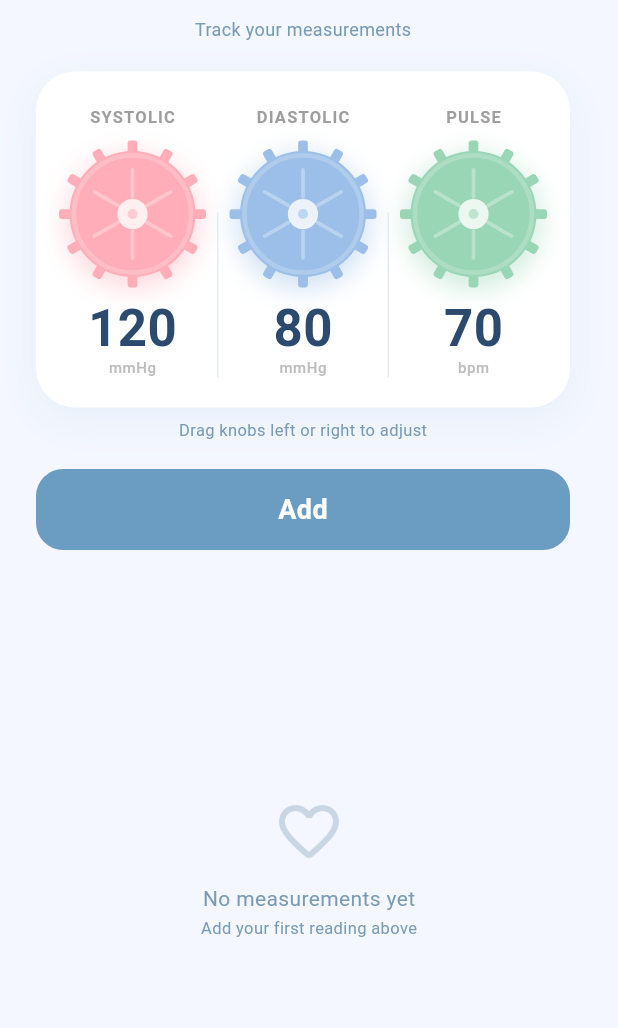
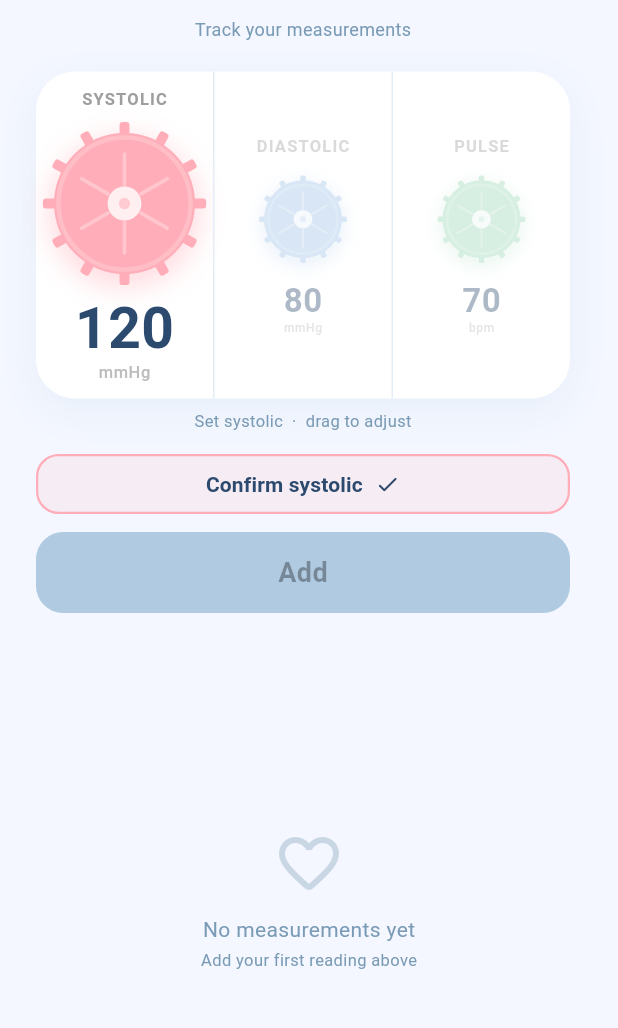
Before and after one commit to baryth/flutter-heartLog, a Flutter app: the screen it shows after launch, on a phone screen of 412 x 824 dp, the part 77-1105 px from its top. Run offline on Flutter 3.47's test engine with Material 3 defaults, Android fonts, the phone set to English and light mode, and no system bars; our stand-ins replace sqflite; accounts and stored records are empty.

Commit message:
inital layout B view

```diff
--- a/lib/screens/home_screen.dart
+++ b/lib/screens/home_screen.dart
@@ -17,6 +17,7 @@ class _HomeScreenState extends State<HomeScreen> {
   int _pulse = 70;
   List<Measurement> _measurements = [];
   bool _saving = false;
+  int _step = 0; // 0=systolic, 1=diastolic, 2=pulse, 3=all done
 
   static const Color _bgColor = Color(0xFFF4F7FF);
   static const Color _textPrimary = Color(0xFF2C4A6E);
@@ -54,6 +55,7 @@ class _HomeScreenState extends State<HomeScreen> {
       _systolic = 120;
       _diastolic = 80;
       _pulse = 70;
+      _step = 0;
     });
     if (mounted) {
       ScaffoldMessenger.of(context).showSnackBar(
@@ -86,6 +88,41 @@ class _HomeScreenState extends State<HomeScreen> {
       MaterialPageRoute(builder: (_) => const HistoryScreen()),
     );
     _loadMeasurements();
+  }
+
+  Widget _buildKnob(int knobStep) {
+    const labels = ['SYSTOLIC', 'DIASTOLIC', 'PULSE'];
+    const units = ['mmHg', 'mmHg', 'bpm'];
+    const colors = [_gearSystolic, _gearDiastolic, _gearPulse];
+    const mins = [60, 40, 30];
+    const maxs = [250, 150, 200];
+    final values = [_systolic, _diastolic, _pulse];
+    final callbacks = [
+      (int v) => setState(() => _systolic = v),
+      (int v) => setState(() => _diastolic = v),
+      (int v) => setState(() => _pulse = v),
+    ];
+    final isActive = _step == knobStep;
+    return TweenAnimationBuilder<double>(
+      tween: Tween<double>(end: isActive ? 100.0 : 58.0),
+      duration: const Duration(milliseconds: 380),
+      curve: Curves.easeInOutCubic,
+      builder: (_, gearSize, _) => AnimatedOpacity(
+        opacity: isActive ? 1.0 : 0.38,
+        duration: const Duration(milliseconds: 300),
+        child: GearKnob(
+          label: labels[knobStep],
+          unit: units[knobStep],
+          value: values[knobStep],
+          min: mins[knobStep],
+          max: maxs[knobStep],
+          gearColor: colors[knobStep],
+          gearSize: gearSize,
+          enabled: isActive,
+          onChanged: callbacks[knobStep],
+        ),
+      ),
+    );
   }
 
   @override
@@ -140,7 +177,6 @@ class _HomeScreenState extends State<HomeScreen> {
                   Padding(
                     padding: const EdgeInsets.symmetric(horizontal: 8),
                     child: Container(
-                      padding: const EdgeInsets.fromLTRB(8, 22, 8, 20),
                       decoration: BoxDecoration(
                         color: Colors.white,
                         borderRadius: BorderRadius.circular(26),
@@ -152,49 +188,87 @@ class _HomeScreenState extends State<HomeScreen> {
                           ),
                         ],
                       ),
-                      child: Row(
-                        mainAxisAlignment: MainAxisAlignment.spaceEvenly,
-                        crossAxisAlignment: CrossAxisAlignment.end,
-                        children: [
-                          GearKnob(
-                            label: 'SYSTOLIC',
-                            unit: 'mmHg',
-                            value: _systolic,
-                            min: 60,
-                            max: 250,
-                            gearColor: _gearSystolic,
-                            onChanged: (v) => setState(() => _systolic = v),
-                          ),
-                          Container(width: 1, height: 110, color: _divider),
-                          GearKnob(
-                            label: 'DIASTOLIC',
-                            unit: 'mmHg',
-                            value: _diastolic,
-                            min: 40,
-                            max: 150,
-                            gearColor: _gearDiastolic,
-                            onChanged: (v) => setState(() => _diastolic = v),
-                          ),
-                          Container(width: 1, height: 110, color: _divider),
-                          GearKnob(
-                            label: 'PULSE',
-                            unit: 'bpm',
-                            value: _pulse,
-                            min: 30,
-                            max: 200,
-                            gearColor: _gearPulse,
-                            onChanged: (v) => setState(() => _pulse = v),
-                          ),
-                        ],
+                      child: SizedBox(
+                        height: 218,
+                        child: Row(
+                          crossAxisAlignment: CrossAxisAlignment.center,
+                          children: [
+                            Expanded(child: Center(child: _buildKnob(0))),
+                            Container(width: 1, height: 218, color: _divider),
+                            Expanded(child: Center(child: _buildKnob(1))),
+                            Container(width: 1, height: 218, color: _divider),
+                            Expanded(child: Center(child: _buildKnob(2))),
+                          ],
+                        ),
                       ),
                     ),
                   ),
                   const SizedBox(height: 7),
-                  const Text(
-                    'Drag knobs left or right to adjust',
-                    style: TextStyle(fontSize: 11, color: _textSecondary),
+                  Text(
+                    _step >= 3
+                        ? 'All values set  —  tap Add to save'
+                        : '${ ['Set systolic', 'Set diastolic', 'Set pulse'][_step]}  ·  drag to adjust',
+                    style: const TextStyle(fontSize: 11, color: _textSecondary),
                   ),
-                  const SizedBox(height: 18),
+                  const SizedBox(height: 12),
+                  AnimatedSize(
+                    duration: const Duration(milliseconds: 300),
+                    curve: Curves.easeInOut,
+                    child: _step < 3
+                        ? Padding(
+                            padding: const EdgeInsets.fromLTRB(8, 0, 8, 10),
+                            child: SizedBox(
+                              width: double.infinity,
+                              height: 44,
+                              child: AnimatedSwitcher(
+                                duration: const Duration(milliseconds: 200),
+                                child: OutlinedButton(
+                                  key: ValueKey(_step),
+                                  onPressed: () => setState(() => _step++),
+                                  style: OutlinedButton.styleFrom(
+                                    side: BorderSide(
+                                      color: [
+                                        _gearSystolic,
+                                        _gearDiastolic,
+                                        _gearPulse,
+                                      ][_step],
+                                      width: 1.5,
+                                    ),
+                                    foregroundColor: _textPrimary,
+                                    backgroundColor: [
+                                      _gearSystolic,
+                                      _gearDiastolic,
+                                      _gearPulse,
+                                    ][_step].withValues(alpha: 0.15),
+                                    elevation: 0,
+                                    shape: RoundedRectangleBorder(
+                                      borderRadius: BorderRadius.circular(15),
+                                    ),
+                                  ),
+                                  child: Row(
+                                    mainAxisAlignment: MainAxisAlignment.center,
+                                    children: [
+                                      Text(
+                                        [
+                                          'Confirm systolic',
+                                          'Confirm diastolic',
+                                          'Confirm pulse',
+                                        ][_step],
+                                        style: const TextStyle(
+                                          fontSize: 14,
+                                          fontWeight: FontWeight.w600,
+                                        ),
+                                      ),
+                                      const SizedBox(width: 8),
+                                      const Icon(Icons.check_rounded, size: 17),
+                                    ],
+                                  ),
+                                ),
+                              ),
+                            ),
+                          )
+                        : const SizedBox.shrink(),
+                  ),
 
                   // Add button
                   Padding(
@@ -203,7 +277,7 @@ class _HomeScreenState extends State<HomeScreen> {
                       width: double.infinity,
                       height: 54,
                       child: ElevatedButton(
-                        onPressed: _saving ? null : _addMeasurement,
+                        onPressed: (_saving || _step < 3) ? null : _addMeasurement,
                         style: ElevatedButton.styleFrom(
                           backgroundColor: _buttonColor,
                           foregroundColor: Colors.white,
--- a/lib/widgets/gear_knob.dart
+++ b/lib/widgets/gear_knob.dart
@@ -5,6 +5,8 @@ import 'package:flutter/services.dart';
 class GearKnob extends StatefulWidget {
   final String label;
   final String unit;
+  final double gearSize;
+  final bool enabled;
   final int value;
   final int min;
   final int max;
@@ -20,6 +22,8 @@ class GearKnob extends StatefulWidget {
     required this.gearColor,
     required this.onChanged,
     this.unit = '',
+    this.gearSize = 90.0,
+    this.enabled = true,
   });
 
   @override
@@ -54,7 +58,9 @@ class _GearKnobState extends State<GearKnob> {
 
   @override
   Widget build(BuildContext context) {
-    return GestureDetector(
+    return IgnorePointer(
+      ignoring: !widget.enabled,
+      child: GestureDetector(
         onPanStart: _onPanStart,
         onPanUpdate: _onPanUpdate,
         behavior: HitTestBehavior.opaque,
@@ -77,23 +83,23 @@ class _GearKnobState extends State<GearKnob> {
                 boxShadow: [
                   BoxShadow(
                     color: widget.gearColor.withValues(alpha: 0.45),
-                  blurRadius: 14,
-                  offset: const Offset(0, 5),
+                    blurRadius: widget.gearSize * 0.15,
+                    offset: Offset(0, widget.gearSize * 0.055),
                   ),
                 ],
               ),
               child: CustomPaint(
-              size: const Size(90, 90),
+                size: Size(widget.gearSize, widget.gearSize),
                 painter: _GearPainter(angle: _angle, color: widget.gearColor),
               ),
             ),
             const SizedBox(height: 14),
             Text(
               '${widget.value}',
-          style: const TextStyle(
-            fontSize: 34,
+              style: TextStyle(
+                fontSize: (widget.gearSize * 0.38).clamp(16.0, 44.0),
                 fontWeight: FontWeight.bold,
-            color: Color(0xFF2C4A6E),
+                color: const Color(0xFF2C4A6E),
                 height: 1,
               ),
             ),
@@ -102,7 +108,7 @@ class _GearKnobState extends State<GearKnob> {
               Text(
                 widget.unit,
                 style: TextStyle(
-              fontSize: 10,
+                  fontSize: (widget.gearSize * 0.11).clamp(8.0, 12.0),
                   color: Colors.grey.shade400,
                   fontWeight: FontWeight.w500,
                   letterSpacing: 0.4,
@@ -110,6 +116,7 @@ class _GearKnobState extends State<GearKnob> {
               ),
             ],
           ],
+        ),
       ),
     );
   }
@@ -126,8 +133,8 @@ class _GearPainter extends CustomPainter {
     final center = Offset(size.width / 2, size.height / 2);
     final outerRadius = size.width / 2 - 3;
     const numTeeth = 12;
-    const toothHeight = 9.0;
-    const toothWidth = 6.5;
+    final toothHeight = outerRadius * 0.20;
+    final toothWidth = outerRadius * 0.14;
 
     final bodyPaint = Paint()
       ..color = color
@@ -148,7 +155,7 @@ class _GearPainter extends CustomPainter {
             width: toothWidth,
             height: toothHeight,
           ),
-          const Radius.circular(2),
+          Radius.circular(toothWidth * 0.3),
         ),
         bodyPaint,
       );
@@ -165,13 +172,13 @@ class _GearPainter extends CustomPainter {
       Paint()
         ..color = Colors.white.withValues(alpha: 0.20)
         ..style = PaintingStyle.stroke
-        ..strokeWidth = 3,
+        ..strokeWidth = (outerRadius * 0.063).clamp(1.5, 3.0),
     );
 
     // Spokes
     final spokePaint = Paint()
       ..color = Colors.white.withValues(alpha: 0.30)
-      ..strokeWidth = 2.5
+      ..strokeWidth = (outerRadius * 0.053).clamp(1.0, 2.5)
       ..style = PaintingStyle.stroke
       ..strokeCap = StrokeCap.round;
     for (int i = 0; i < 6; i++) {
```
Lines whose indentation alone changed are shown as unchanged.
